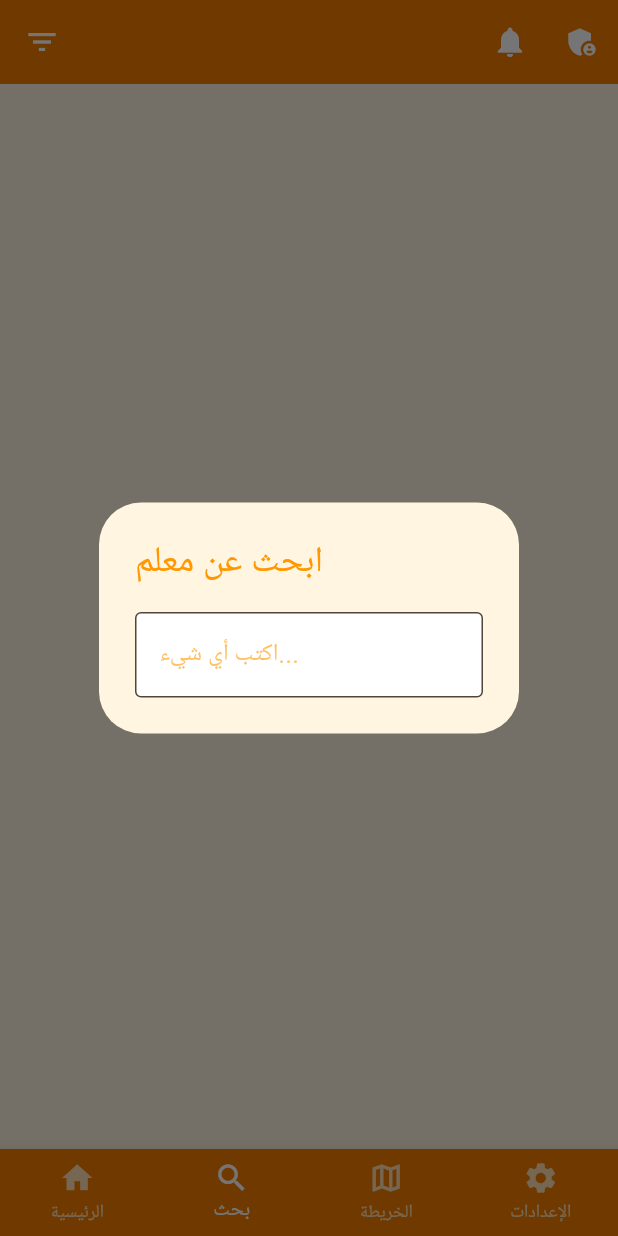
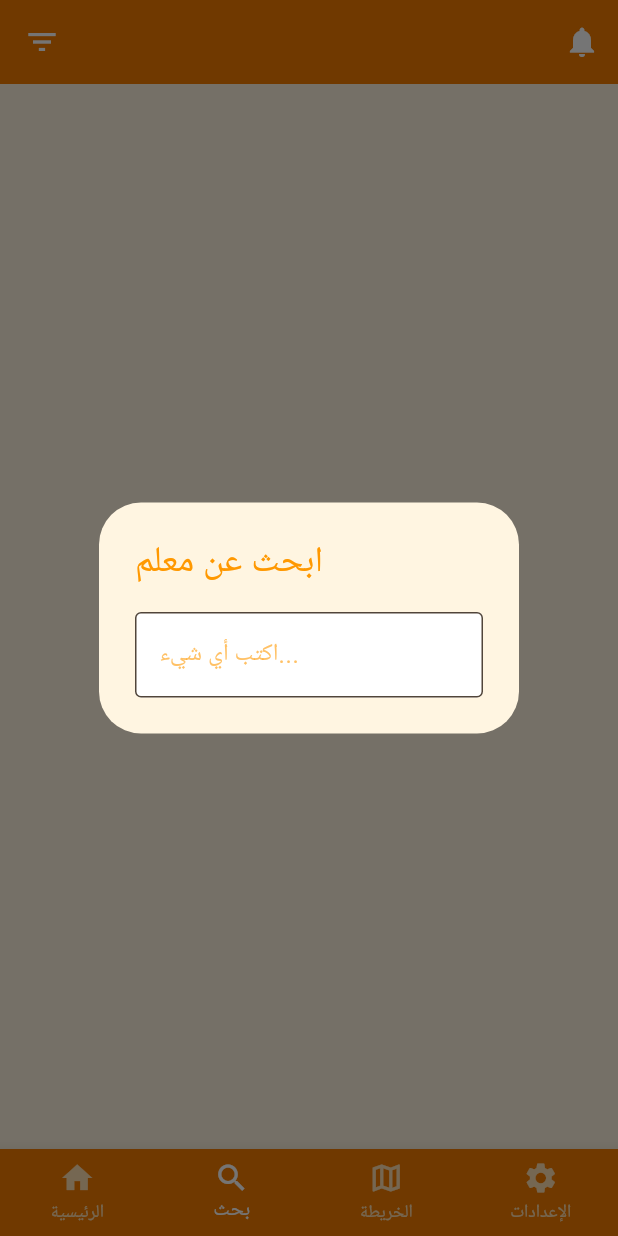
Before and after one commit to farah-khaddam/tourist_guide, a Flutter app: the screen it shows after launch, item 2 of the bottom bar chosen, on a phone screen of 412 x 824 dp. Run offline on Flutter 3.47's test engine with Material 3 defaults, Android fonts, the light colour scheme and no system bars; our stand-ins replace animated_text_kit, cloud_firestore, firebase_auth, firebase_core, firebase_messaging, flutter_local_notifications and 5 more; accounts and stored records are empty.

Commit message:
fixing bug

```diff
--- a/lib/home_page.dart
+++ b/lib/home_page.dart
@@ -330,19 +330,20 @@ class _HomePageState extends State<HomePage> {
             },
           ),
 
-          // StreamBuilder<User?>(
-          //   stream: FirebaseAuth.instance.authStateChanges(),
-          //   builder: (context, snapshot) {
-          //     final user = snapshot.data;
-          //     if (user == null) return const SizedBox();
-          //     return FutureBuilder<DocumentSnapshot>(
-          //       future: FirebaseFirestore.instance.collection('user').doc(user.uid).get(),
-          //       builder: (context, snapshot) {
-          //         // if (!snapshot.hasData) return const SizedBox();
-          //         // final data = snapshot.data!.data() as Map<String, dynamic>?;
-          //         // if (data != null && data['isAdmin'] == false) {
-          //           return
-                    IconButton(
+          StreamBuilder<User?>(
+            stream: FirebaseAuth.instance.authStateChanges(),
+            builder: (context, snapshot) {
+              final user = snapshot.data;
+              if (user == null) return const SizedBox();
+              return FutureBuilder<DocumentSnapshot>(
+                future: FirebaseFirestore.instance.collection('user').doc(user.uid).get(),
+                builder: (context, snapshot) {
+                  if (!snapshot.hasData) return const SizedBox();
+                  final data = snapshot.data!.data() as Map<String, dynamic>?;
+                  if (data != null && data['isAdmin'] == true) {
+
+                    return
+              IconButton(
                       icon: const Icon(Icons.admin_panel_settings),
                       onPressed: () {
                         Navigator.push(
@@ -351,13 +352,13 @@ class _HomePageState extends State<HomePage> {
                         );
                       },
                       color: Colors.white,
-                    )
-                  // }
-                  // return const SizedBox();
-          //       },
-          //     );
-          //   },
-          // ),
+                    );
+                  }
+                  return const SizedBox();
+                },
+              );
+            },
+          ),
 
         ],
       ),
```
